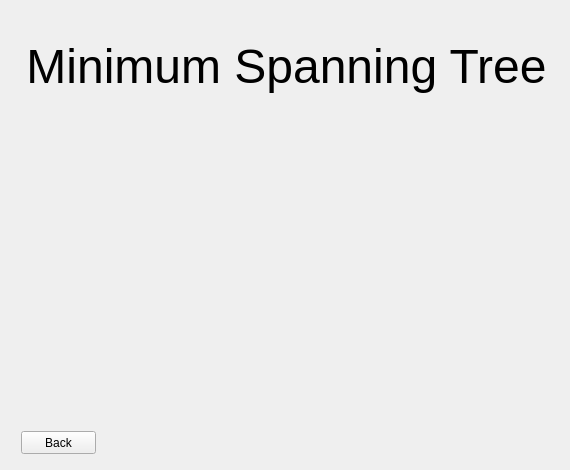
Qt form traversegraph.ui (Jesus0342/CS1D-Project-2) before a commit.
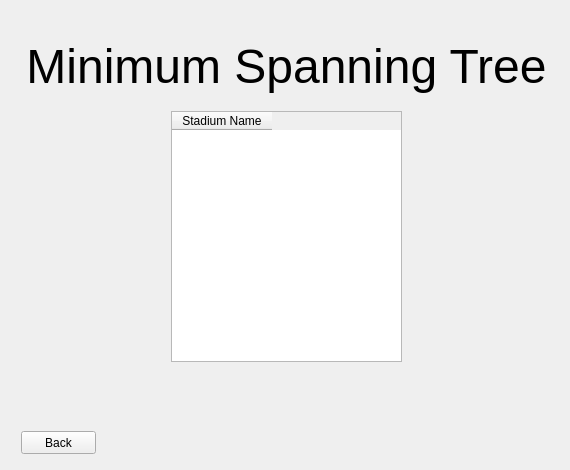
The same form after that commit. The open tabs and pages were chosen to show the change.

Commit message: finished Story 13 and changed Graph class comments to doxy format

The edit to the form file:
```diff
--- a/traversegraph.ui
+++ b/traversegraph.ui
@@ -117,6 +117,34 @@
         <string>Back</string>
        </property>
       </widget>
+      <widget class="QTableWidget" name="tableWidget_MST">
+       <property name="geometry">
+        <rect>
+         <x>160</x>
+         <y>100</y>
+         <width>231</width>
+         <height>251</height>
+        </rect>
+       </property>
+       <column>
+        <property name="text">
+         <string>Stadium Name</string>
+        </property>
+       </column>
+      </widget>
+      <widget class="QLabel" name="label_distanceMST">
+       <property name="geometry">
+        <rect>
+         <x>130</x>
+         <y>370</y>
+         <width>281</width>
+         <height>31</height>
+        </rect>
+       </property>
+       <property name="text">
+        <string/>
+       </property>
+      </widget>
      </widget>
      <widget class="QWidget" name="page_DFS">
       <widget class="QLabel" name="label_titleDFS">
```
Left out of the diff: 4 changed lines with no effect on the pictures. The commit also changes 31 other files.
